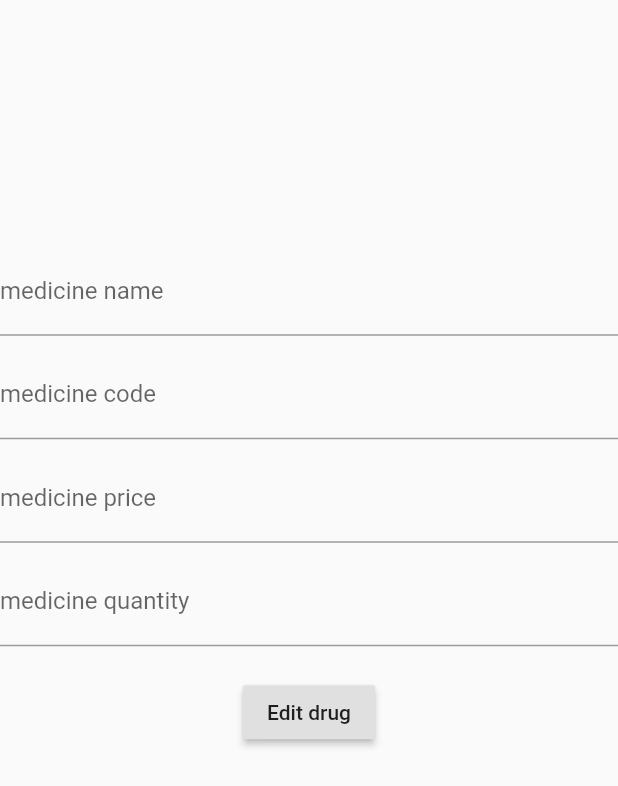
After one commit to AbdelrahmanAshraf98/Software2-sprint2, a Flutter app: the EditDrugs screen opened directly, on a phone screen of 412 x 824 dp. The commit adds this screen. Shown: the top 786 px of the screen. Run offline on Flutter 3.47's test engine with Material 2 defaults, Android fonts, the phone set to English and light mode, and no system bars; our stand-ins replace cloud_firestore, firebase_auth, firebase_database; accounts and stored records are empty.

Commit message:
pharmacy class

```diff
--- /dev/null
+++ b/lib/DatabaseConnection.dart
@@ -0,0 +1,32 @@
+
+import 'dart:async';
+import 'package:cloud_firestore/cloud_firestore.dart';
+import 'drugClass.dart';
+
+class DataBaseConnection{
+final Firestore _firestore = Firestore.instance;
+
+addDrugs(Drugs drug){
+  _firestore.collection("Drugs").add({
+    'name' : drug.drugName,
+    'code' : drug.drugCode,
+    'price' : drug.drugPrice,
+    'quantity' : drug.drugQuantity
+  });
+}
+
+Stream <QuerySnapshot> loadDrugs(){
+return _firestore.collection("Drugs").snapshots();
+}
+
+deleteDrug(documentId) {
+  _firestore.collection("Drugs").document(documentId).delete();
+}
+
+editDrugs(data, documentId) {
+  _firestore
+      .collection('Drugs')
+      .document(documentId)
+      .updateData(data);
+}
+}
--- a/lib/drugClass.dart
+++ b/lib/drugClass.dart
@@ -1,14 +1,13 @@
-import 'package:flutter/material.dart';
 
 class Drugs{
   String drugName;
   String drugCode;
-  double drugPrice;
-  int drugQuantity;
+  String drugPrice;
+  String drugQuantity;
 
   Drugs({this.drugName,this.drugCode,this.drugPrice,this.drugQuantity});
-
+}
   //TODO: adddrugs();
   //TODO: deletedrugs();
-  //TODO: showList();
-}
+  //TODO: loaddrugs();
+ //TODO : editdrugs();
--- /dev/null
+++ b/lib/editDrugs.dart
@@ -0,0 +1,83 @@
+import 'package:pharmacyapp/drugClass.dart';
+import 'package:pharmacyapp/DatabaseConnection.dart';
+import 'package:flutter/material.dart';
+
+class EditDrugs extends StatelessWidget {
+  static String id = 'EditDrugs';
+  String _name, _code, _price, _quantity;
+  final GlobalKey<FormState> _globalKey = GlobalKey<FormState>();
+  final _db = DataBaseConnection();
+  @override
+  Widget build(BuildContext context) {
+    Drugs drug = ModalRoute.of(context).settings.arguments;
+    return Scaffold(
+      body: Form(
+        key: _globalKey,
+        child: ListView(
+          children: <Widget>[
+            SizedBox(
+              height: MediaQuery.of(context).size.height * .2,
+            ),
+            Column(
+              mainAxisAlignment: MainAxisAlignment.center,
+              children: <Widget>[
+                TextFormField(
+                  decoration: InputDecoration(labelText: 'medicine name'),
+                  onSaved: (val){
+                    _name = val;
+                  },
+                ),
+                SizedBox(
+                  height: 10,
+                ),
+                TextFormField(
+                  decoration: InputDecoration(labelText: 'medicine code'),
+                  onSaved: (val){
+                    _code = val;
+                  },
+                ),
+                SizedBox(
+                  height: 10,
+                ),
+                TextFormField(
+                  decoration: InputDecoration(labelText: 'medicine price'),
+                  onSaved: (val){
+                    _price = val;
+                  },
+                ),
+                SizedBox(
+                  height: 10,
+                ),
+                TextFormField(
+                  decoration: InputDecoration(labelText: 'medicine quantity'),
+                  onSaved: (val){
+                    _quantity = val;
+                  },
+                ),
+
+                SizedBox(
+                  height: 20,
+                ),
+                RaisedButton(
+                  onPressed: () {
+                    if (_globalKey.currentState.validate()) {
+                      _globalKey.currentState.save();
+
+                      _db.editDrugs({
+                        'name': _name,
+                        'code': _code,
+                        'price': _price,
+                        'quantity': _quantity,
+                      }, drug.drugCode);
+                    }
+                  },
+                  child: Text('Edit drug'),
+                )
+              ],
+            )
+          ],
+        ),
+      ),
+    );
+  }
+}
--- a/pubspec.yaml
+++ b/pubspec.yaml
@@ -14,7 +14,7 @@ description: A new Flutter application.
 version: 1.0.0+1
 
 environment:
-  sdk: ">=2.1.0 <3.0.0"
+  sdk: ">=2.2.0 <3.0.0"
 
 dependencies:
   validators: ^2.0.0
@@ -27,6 +27,7 @@ dependencies:
   cupertino_icons: ^0.1.2
   firebase_auth: ^0.16.0
   cloud_firestore: ^0.13.5
+  firebase_database: ^3.1.5
 
 dev_dependencies:
   flutter_test:
```
Also changed, not shown: lib/addDrugs.dart (+39 -70 lines), lib/main.dart (+2 -123 lines), pubspec.lock.
